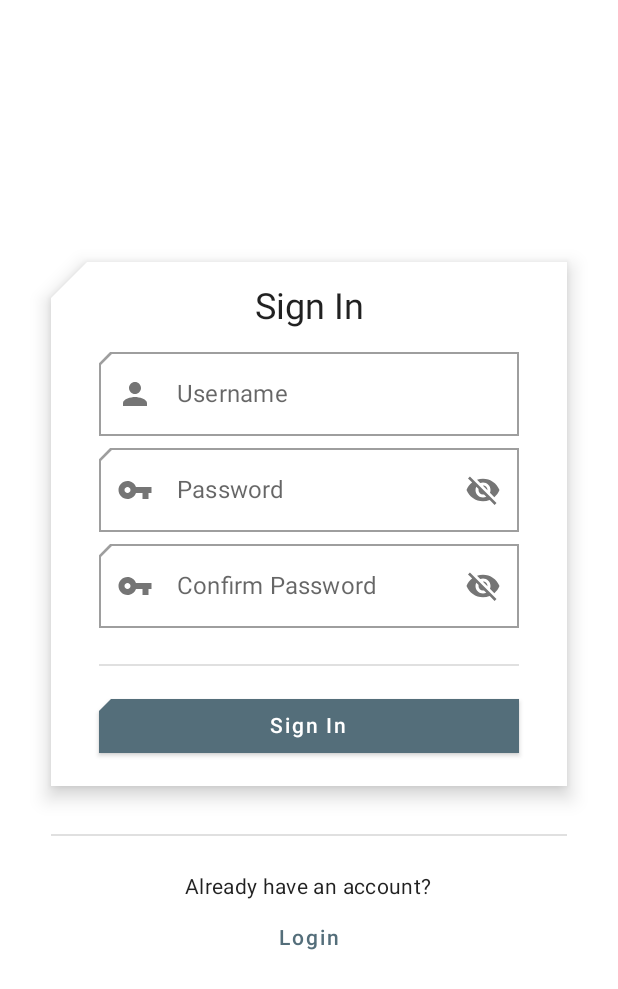
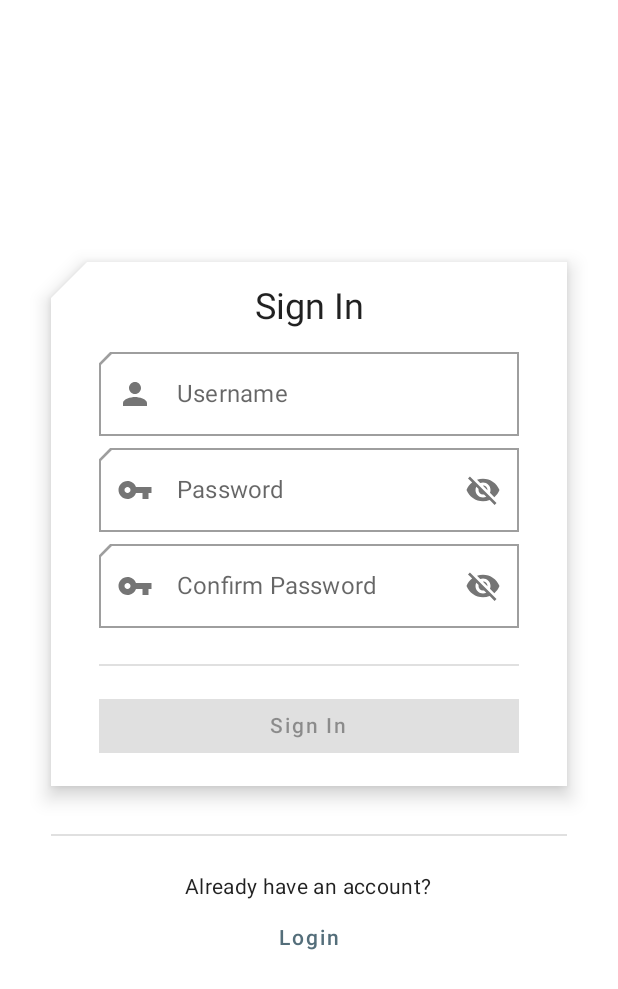
Before and after one commit to Iker0610/DAS-App-Visitas, an Android app built with Jetpack Compose: the screen it shows after launch (AuthActivity), after a tap on "Sign In", on a phone screen of 412 x 824 dp. Shown: the top 989 px of the screen. Run offline under Robolectric (Android 15) with nearby library versions, the phone set to English and light mode, and no system bars; our stand-ins replace Dagger/Hilt's generated code, Room's generated code.

Commit message:
Improved error messages and clues:
Added Error dialogs
Improved textfield's error states
Added password requirements' text if sign in password doesn't match them

```diff
--- a/app/src/main/java/das/omegaterapia/visits/authorization/AuthViewModel.kt
+++ b/app/src/main/java/das/omegaterapia/visits/authorization/AuthViewModel.kt
@@ -42,7 +42,6 @@ class AuthViewModel @Inject constructor(
     val isSignInPasswordConfirmationValid by derivedStateOf { isSignInPasswordValid && signInPassword == signInConfirmationPassword }
 
     var signInUserExists by mutableStateOf(false)
-        private set
 
 
     //-------------------------------------------------------------------
--- a/app/src/main/java/das/omegaterapia/visits/authorization/composables/AuthScreen.kt
+++ b/app/src/main/java/das/omegaterapia/visits/authorization/composables/AuthScreen.kt
@@ -21,6 +21,7 @@ import das.omegaterapia.visits.ui.theme.OmegaterapiaTheme
 import das.omegaterapia.visits.utils.WindowSizeFormat
 import das.omegaterapia.visits.utils.WindowsSize
 import das.omegaterapia.visits.authorization.AuthViewModel
+import das.omegaterapia.visits.ui.theme.getButtonShape
 
 @Composable
 fun AuthScreen(authViewModel: AuthViewModel = viewModel(), windowSizeFormatClass: WindowsSize, onSuccessfulLogin: (String)-> Unit = {}) {
@@ -33,7 +34,7 @@ fun AuthScreen(authViewModel: AuthViewModel = viewModel(), windowSizeFormatClass
                 .verticalScroll(rememberScrollState())
                 .horizontalScroll(rememberScrollState())
         ) {
-            if (windowSizeFormatClass.width == WindowSizeFormat.Expanded) {
+            if (windowSizeFormatClass.width != WindowSizeFormat.Compact) {
                 Card(elevation = 8.dp) {
                     CenteredRow(Modifier
                         .height(IntrinsicSize.Max)
@@ -61,7 +62,7 @@ fun AuthScreen(authViewModel: AuthViewModel = viewModel(), windowSizeFormatClass
                         Divider(modifier = Modifier.padding(top = 32.dp, bottom = 24.dp))
 
                         Text(text = "Don't have an account?", style = MaterialTheme.typography.body2)
-                        TextButton(onClick = authViewModel::switchScreen) {
+                        TextButton(onClick = authViewModel::switchScreen, shape = MaterialTheme.getButtonShape()) {
                             Text(text = "Sign In")
                         }
                     }
@@ -76,7 +77,7 @@ fun AuthScreen(authViewModel: AuthViewModel = viewModel(), windowSizeFormatClass
                         Divider(modifier = Modifier.padding(top = 32.dp, bottom = 24.dp))
 
                         Text(text = "Already have an account?", style = MaterialTheme.typography.body2)
-                        TextButton(onClick = authViewModel::switchScreen) {
+                        TextButton(onClick = authViewModel::switchScreen, shape = MaterialTheme.getButtonShape()) {
                             Text(text = "Login")
                         }
                     }
--- a/app/src/main/java/das/omegaterapia/visits/authorization/composables/LogIn.kt
+++ b/app/src/main/java/das/omegaterapia/visits/authorization/composables/LogIn.kt
@@ -8,6 +8,7 @@ import androidx.compose.foundation.layout.height
 import androidx.compose.foundation.layout.padding
 import androidx.compose.foundation.layout.width
 import androidx.compose.foundation.layout.widthIn
+import androidx.compose.material.AlertDialog
 import androidx.compose.material.Button
 import androidx.compose.material.Card
 import androidx.compose.material.Divider
@@ -20,7 +21,11 @@ import androidx.compose.material.icons.Icons
 import androidx.compose.material.icons.filled.Fingerprint
 import androidx.compose.material.icons.filled.Person
 import androidx.compose.runtime.Composable
+import androidx.compose.runtime.getValue
+import androidx.compose.runtime.mutableStateOf
 import androidx.compose.runtime.rememberCoroutineScope
+import androidx.compose.runtime.saveable.rememberSaveable
+import androidx.compose.runtime.setValue
 import androidx.compose.ui.Modifier
 import androidx.compose.ui.tooling.preview.Preview
 import androidx.compose.ui.unit.dp
@@ -30,6 +35,7 @@ import das.omegaterapia.visits.ui.components.generic.CenteredColumn
 import das.omegaterapia.visits.ui.components.generic.PasswordField
 import das.omegaterapia.visits.ui.components.generic.ValidatorOutlinedTextField
 import das.omegaterapia.visits.ui.theme.OmegaterapiaTheme
+import das.omegaterapia.visits.ui.theme.getButtonShape
 import das.omegaterapia.visits.utils.canBeValidUsername
 import kotlinx.coroutines.Dispatchers
 import kotlinx.coroutines.launch
@@ -43,17 +49,33 @@ fun LoginCard(authViewModel: AuthViewModel, modifier: Modifier = Modifier, onLog
 
 @Composable
 fun LoginSection(authViewModel: AuthViewModel, modifier: Modifier = Modifier, onLoginSuccessful: (String) -> Unit = {}) {
+    // States
+    val coroutineScope = rememberCoroutineScope()
+    var showLoginErrorDialog by rememberSaveable { mutableStateOf(false) }
 
-    val coroutineScope = rememberCoroutineScope()
+    // On login clicked action
     val onLogin: () -> Unit = {
         coroutineScope.launch(Dispatchers.IO) {
             val username = authViewModel.checkLogin()
             if (username != null) {
                 onLoginSuccessful(username)
-            }
+            } else showLoginErrorDialog = !authViewModel.isLoginCorrect
         }
     }
 
+    //--------------------------------------------------------------------------------------------------------------
+    // DIALOGS
+    if (showLoginErrorDialog) {
+        AlertDialog(
+            onDismissRequest = { showLoginErrorDialog = false },
+            confirmButton = { TextButton(onClick = { showLoginErrorDialog = false }) { Text(text = "OK") } },
+            text = { Text(text = "Incorrect username or password.") },
+            shape = MaterialTheme.getButtonShape()
+        )
+    }
+
+    //--------------------------------------------------------------------------------------------------------------
+    // MAIN UI
     CenteredColumn(
         modifier = modifier.width(IntrinsicSize.Min)
     ) {
@@ -67,21 +89,25 @@ fun LoginSection(authViewModel: AuthViewModel, modifier: Modifier = Modifier, on
             onValueChange = { if (canBeValidUsername(it)) authViewModel.loginUsername = it },
             leadingIcon = { Icon(Icons.Filled.Person, contentDescription = "person") },
             label = { Text(text = "Username") },
-            isValid = authViewModel.isLoginCorrect
+            isValid = authViewModel.isLoginCorrect,
+            ignoreFirstTime = true
         )
 
         PasswordField(
             modifier = Modifier.widthIn(max = 280.dp),
             value = authViewModel.loginPassword,
             onValueChange = authViewModel::loginPassword::set,
-            isValid = authViewModel.isLoginCorrect
+            isValid = authViewModel.isLoginCorrect,
+            ignoreFirstTime = true
         )
 
         Divider(Modifier.padding(top = 24.dp, bottom = 16.dp))
 
         Button(
             modifier = Modifier.fillMaxWidth(),
-            onClick = onLogin
+            onClick = onLogin,
+            shape = MaterialTheme.getButtonShape(),
+            enabled = authViewModel.loginUsername.isNotBlank() && authViewModel.loginPassword.isNotBlank()
         ) {
             Text(text = "Login")
         }
@@ -90,7 +116,8 @@ fun LoginSection(authViewModel: AuthViewModel, modifier: Modifier = Modifier, on
 
         TextButton(
             modifier = Modifier.fillMaxWidth(),
-            onClick = { /*TODO*/ }
+            onClick = { /*TODO*/ },
+            shape = MaterialTheme.getButtonShape()
         ) {
             Icon(
                 Icons.Filled.Fingerprint,
--- a/app/src/main/java/das/omegaterapia/visits/authorization/composables/SignIn.kt
+++ b/app/src/main/java/das/omegaterapia/visits/authorization/composables/SignIn.kt
@@ -1,6 +1,7 @@
 package das.omegaterapia.visits.authorization.composables
 
 import android.content.res.Configuration
+import androidx.compose.foundation.layout.Column
 import androidx.compose.foundation.layout.IntrinsicSize
 import androidx.compose.foundation.layout.Spacer
 import androidx.compose.foundation.layout.fillMaxWidth
@@ -8,27 +9,35 @@ import androidx.compose.foundation.layout.height
 import androidx.compose.foundation.layout.padding
 import androidx.compose.foundation.layout.width
 import androidx.compose.foundation.layout.widthIn
+import androidx.compose.material.AlertDialog
 import androidx.compose.material.Button
 import androidx.compose.material.Card
+import androidx.compose.material.ContentAlpha
 import androidx.compose.material.Divider
 import androidx.compose.material.Icon
 import androidx.compose.material.MaterialTheme
 import androidx.compose.material.Surface
 import androidx.compose.material.Text
+import androidx.compose.material.TextButton
 import androidx.compose.material.icons.Icons
 import androidx.compose.material.icons.filled.Person
 import androidx.compose.runtime.Composable
+import androidx.compose.runtime.getValue
+import androidx.compose.runtime.mutableStateOf
 import androidx.compose.runtime.rememberCoroutineScope
+import androidx.compose.runtime.saveable.rememberSaveable
+import androidx.compose.runtime.setValue
 import androidx.compose.ui.Modifier
 import androidx.compose.ui.tooling.preview.Preview
 import androidx.compose.ui.unit.dp
 import androidx.lifecycle.viewmodel.compose.viewModel
+import das.omegaterapia.visits.authorization.AuthViewModel
 import das.omegaterapia.visits.ui.components.generic.CenteredColumn
 import das.omegaterapia.visits.ui.components.generic.PasswordField
 import das.omegaterapia.visits.ui.components.generic.ValidatorOutlinedTextField
 import das.omegaterapia.visits.ui.theme.OmegaterapiaTheme
+import das.omegaterapia.visits.ui.theme.getButtonShape
 import das.omegaterapia.visits.utils.canBeValidUsername
-import das.omegaterapia.visits.authorization.AuthViewModel
 import kotlinx.coroutines.Dispatchers
 import kotlinx.coroutines.launch
 
@@ -41,16 +50,33 @@ fun SignInCard(authViewModel: AuthViewModel, modifier: Modifier = Modifier, onSi
 
 @Composable
 fun SignInSection(authViewModel: AuthViewModel, modifier: Modifier = Modifier, onSignInSuccessful: (String) -> Unit = {}) {
+    // States
     val coroutineScope = rememberCoroutineScope()
+    var showSignInErrorDialog by rememberSaveable { mutableStateOf(false) }
+
+    // On login clicked action
     val onSignIn: () -> Unit = {
         coroutineScope.launch(Dispatchers.IO) {
             val username = authViewModel.checkSignIn()
             if (username != null) {
                 onSignInSuccessful(username)
-            }
+            } else showSignInErrorDialog = authViewModel.signInUserExists
         }
     }
 
+    //--------------------------------------------------------------------------------------------------------------
+    // DIALOGS
+    if (showSignInErrorDialog) {
+        AlertDialog(
+            onDismissRequest = { showSignInErrorDialog = false },
+            confirmButton = { TextButton(onClick = { showSignInErrorDialog = false }) { Text(text = "OK") } },
+            text = { Text(text = "This account username already exists.") },
+            shape = MaterialTheme.getButtonShape()
+        )
+    }
+
+    //--------------------------------------------------------------------------------------------------------------
+    // MAIN UI
     CenteredColumn(
         modifier = modifier.width(IntrinsicSize.Min)
     ) {
@@ -62,26 +88,40 @@ fun SignInSection(authViewModel: AuthViewModel, modifier: Modifier = Modifier, o
             modifier = Modifier.widthIn(max = 280.dp),
 
             value = authViewModel.signInUsername,
-            onValueChange = { if (canBeValidUsername(it)) authViewModel.signInUsername = it },
+            onValueChange = { if (canBeValidUsername(it)) authViewModel.signInUsername = it; authViewModel.signInUserExists = false },
             leadingIcon = { Icon(Icons.Filled.Person, contentDescription = "person") },
             label = { Text(text = "Username") },
-            isValid = authViewModel.isSignInUsernameValid && !authViewModel.signInUserExists
+            isValid = authViewModel.signInUsername.isBlank() || (authViewModel.isSignInUsernameValid && !authViewModel.signInUserExists),
+            ignoreFirstTime = true
         )
 
-        PasswordField(
-            modifier = Modifier.widthIn(max = 280.dp),
+        Column {
+            PasswordField(
+                modifier = Modifier.widthIn(max = 280.dp),
 
-            value = authViewModel.signInPassword,
-            onValueChange = authViewModel::signInPassword::set,
-            isValid = authViewModel.isSignInPasswordValid
-        )
+                value = authViewModel.signInPassword,
+                onValueChange = authViewModel::signInPassword::set,
+                isValid = authViewModel.signInPassword.isBlank() || authViewModel.isSignInPasswordValid,
+                ignoreFirstTime = true
+            )
+            if (authViewModel.signInPassword.isNotBlank() && !authViewModel.isSignInPasswordValid) {
+                Text(
+                    text = "Must include at least 5 alphanumeric values",
+                    color = MaterialTheme.colors.error,
+                    style = MaterialTheme.typography.caption,
+                    modifier = Modifier.padding(start = 8.dp)
+                )
+            }
+        }
+
 
         PasswordField(
             modifier = Modifier.widthIn(max = 280.dp),
 
             value = authViewModel.signInConfirmationPassword,
             onValueChange = authViewModel::signInConfirmationPassword::set,
-            isValid = authViewModel.isSignInPasswordConfirmationValid,
+            isValid = authViewModel.signInConfirmationPassword.isBlank() || authViewModel.isSignInPasswordConfirmationValid,
+            ignoreFirstTime = true,
 
             label = { Text(text = "Confirm Password") },
             placeholder = { Text(text = "Confirm Password") },
@@ -91,7 +131,9 @@ fun SignInSection(authViewModel: AuthViewModel, modifier: Modifier = Modifier, o
 
         Button(
             modifier = Modifier.fillMaxWidth(),
-            onClick = onSignIn
+            onClick = onSignIn,
+            shape = MaterialTheme.getButtonShape(),
+            enabled = authViewModel.isSignInUsernameValid && authViewModel.isSignInPasswordConfirmationValid
         ) {
             Text(text = "Sign In")
         }
--- a/app/src/main/java/das/omegaterapia/visits/ui/theme/Theme.kt
+++ b/app/src/main/java/das/omegaterapia/visits/ui/theme/Theme.kt
@@ -1,10 +1,12 @@
 package das.omegaterapia.visits.ui.theme
 
 import androidx.compose.foundation.isSystemInDarkTheme
+import androidx.compose.foundation.shape.CutCornerShape
 import androidx.compose.material.MaterialTheme
 import androidx.compose.material.darkColors
 import androidx.compose.material.lightColors
 import androidx.compose.runtime.Composable
+import androidx.compose.ui.unit.dp
 
 private val DarkColorPalette = darkColors(
     primary = BlueGrey200,
@@ -42,3 +44,6 @@ fun OmegaterapiaTheme(darkTheme: Boolean = isSystemInDarkTheme(), content: @Comp
         content = content
     )
 }
+
+@Composable
+fun MaterialTheme.getButtonShape() = CutCornerShape(0.dp)
--- a/app/src/main/java/das/omegaterapia/visits/utils/TextFieldCheckers.kt
+++ b/app/src/main/java/das/omegaterapia/visits/utils/TextFieldCheckers.kt
@@ -28,9 +28,8 @@ fun formatPhoneNumber(phoneNumber: String, country: String = Locale.getDefault()
     PhoneNumberUtils.formatNumberToE164(phoneNumber, country) ?: phoneNumber
 
 
-val passwordMatcher = Regex("^(?=.*[0-9])(?=.*[a-z])(?=.*[A-Z])(?=\\S+$).{4,}$")
-fun isValidPassword(password: String): Boolean = password.length in 5..30 && passwordMatcher.containsMatchIn(password)
-fun canBePassword(password: String): Boolean = password.length <= 30 && password.all { it != ' ' }
+fun isValidPassword(password: String): Boolean = password.length in 5..100 && canBePassword(password)
+fun canBePassword(password: String): Boolean = password.length <= 100 && password.all { it != ' ' }
 
 fun canBeValidUsername(username: String): Boolean = username.length <= 20 && isAlphaNumeric(username)
 fun isValidUsername(username: String): Boolean = username.isNotBlank() && canBeValidUsername(username)
```
